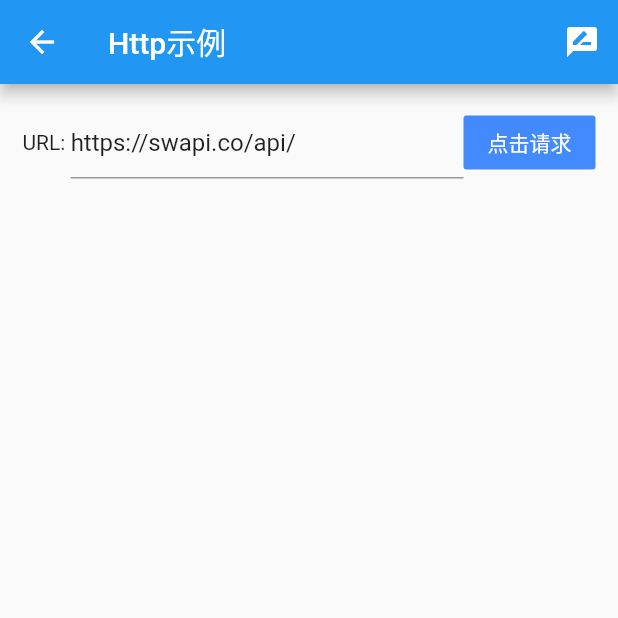
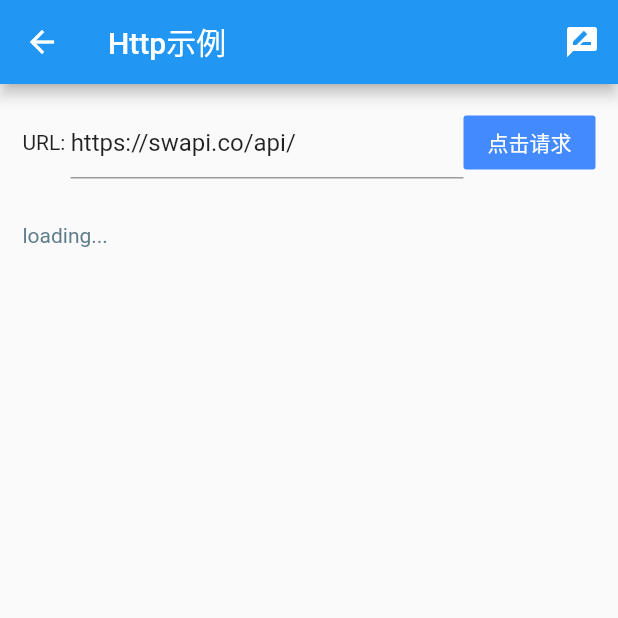
Before and after one commit to liangshunzi/learn_flutter, a Flutter app: the HttpDemo screen opened directly, after a tap on "点击请求", on a phone screen of 412 x 824 dp, the top half of it. Run offline on Flutter 3.47's test engine with Material 2 defaults, Android fonts, the phone set to English and light mode, and no system bars; missing offline and left inert: flutter_syntax_view, flutter_webview_plugin; network calls fail.

Commit message:
增加http demo

```diff
--- a/doc/http_demo.txt
+++ b/doc/http_demo.txt
@@ -90,6 +90,9 @@ class _HttpDemoState extends State<HttpDemo>{
   }
 
   _getMetaData() async {
+    this.setState((){
+      this.content = "loading...";
+    });
     var response = await http.get(textEditingController.text);
     if (response.statusCode == 200) {
       var body = response.body;
--- a/lib/http/http_demo.dart
+++ b/lib/http/http_demo.dart
@@ -90,6 +90,9 @@ class _HttpDemoState extends State<HttpDemo>{
   }
 
   _getMetaData() async {
+    this.setState((){
+      this.content = "loading...";
+    });
     var response = await http.get(textEditingController.text);
     if (response.statusCode == 200) {
       var body = response.body;
```
